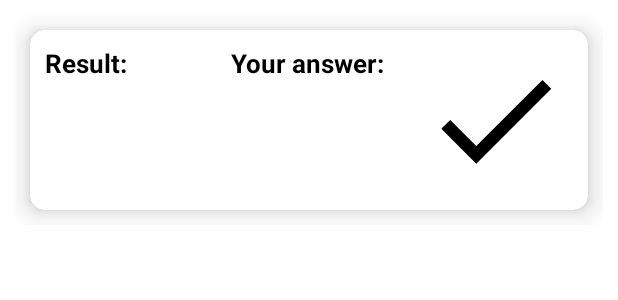
After one commit to thanhduong1002/LearnEnglish, an Android app: the layout detail_result_item.xml on its own in the app's theme, with its tools: preview values and no code run, on a phone screen of 412 x 824 dp. The commit adds this screen. Shown: the top 300 px of the screen. Run offline under Robolectric (Android 15) with nearby library versions, the phone set to English and light mode, and no system bars.

Commit message:
done view detail result

```diff
--- a/app/src/main/java/com/example/learnenglish/data/content/ContentDetailVocabulary.kt
+++ b/app/src/main/java/com/example/learnenglish/data/content/ContentDetailVocabulary.kt
@@ -261,7 +261,7 @@ class ContentDetailVocabulary {
             ),
             DetailVocabulary(
                 "facilitate",
-                "Làm cho thuận tiện, dễ dàng ",
+                "Làm cho thuận tiện, dễ dàng",
                 "/fə’siliteit/",
                 "The computer program made the scheduling of appointments facilitate.",
                 "Chương trình máy tính giúp việc sắp xếp các cuộc hẹn trở nên dễ dàng hơn.",
@@ -441,7 +441,7 @@ class ContentDetailVocabulary {
             ),
             DetailVocabulary(
                 "delicately",
-                "‹một cách› tinh tế, lịch thiệp, tế nhị ",
+                "‹một cách› tinh tế, lịch thiệp, tế nhị",
                 "/ˈdelɪkət/",
                 "The boss delicately asked about the health of his client.",
                 "Ông chủ tế nhị hỏi thăm sức khỏe của khách hàng.",
--- a/app/src/main/java/com/example/learnenglish/ui/adapters/AnswerAdapter.kt
+++ b/app/src/main/java/com/example/learnenglish/ui/adapters/AnswerAdapter.kt
@@ -55,6 +55,7 @@ class AnswerAdapter(private var listAnswers: List<String>, private val activity:
             }
 
             activity.setAnswer(listAnswers[selectedPosition])
+            activity.addNewAnswer(listAnswers[selectedPosition])
         }
     }
 }
--- a/app/src/main/java/com/example/learnenglish/ui/fragments/MultipleChoiceFragment.kt
+++ b/app/src/main/java/com/example/learnenglish/ui/fragments/MultipleChoiceFragment.kt
@@ -78,6 +78,7 @@ class MultipleChoiceFragment : Fragment() {
             val english = detailVocabularyViewModel.getEnglishByVietnamese(randomGroup[randomIndex])
 
             detailPracticeActivity.setQuestion(randomGroup[randomIndex])
+            detailPracticeActivity.addNewQuestion(english)
             detailPracticeActivity.setAnswer("")
 
             val spannable = highlightText(example, english, R.color.highlight)
--- a/app/src/main/java/com/example/learnenglish/ui/fragments/WordFillingFragment.kt
+++ b/app/src/main/java/com/example/learnenglish/ui/fragments/WordFillingFragment.kt
@@ -65,6 +65,7 @@ class WordFillingFragment : Fragment() {
             englishWord = detailVocabularyViewModel.getEnglishByVietnamese(vietnamese)
 
             detailPracticeActivity.setQuestion(englishWord)
+            detailPracticeActivity.addNewQuestion(englishWord)
 
             withContext(Dispatchers.Main) {
                 textViewQuestion.text = vietnamese
@@ -82,6 +83,7 @@ class WordFillingFragment : Fragment() {
             textViewSaved.visibility = View.VISIBLE
 
             detailPracticeActivity.setAnswer(editTextAnswer.text.toString())
+            detailPracticeActivity.addNewAnswer(editTextAnswer.text.toString())
         }
 
         constraintLayoutFilling.setOnClickListener {
--- /dev/null
+++ b/app/src/main/res/drawable/correct_icon.xml
@@ -0,0 +1,5 @@
+<vector android:height="24dp" android:tint="#000000"
+    android:viewportHeight="24" android:viewportWidth="24"
+    android:width="24dp" xmlns:android="http://schemas.android.com/apk/res/android">
+    <path android:fillColor="@android:color/white" android:pathData="M9,16.17L4.83,12l-1.42,1.41L9,19 21,7l-1.41,-1.41z"/>
+</vector>
--- /dev/null
+++ b/app/src/main/res/drawable/incorrect_icon.xml
@@ -0,0 +1,5 @@
+<vector android:height="24dp" android:tint="#000000"
+    android:viewportHeight="24" android:viewportWidth="24"
+    android:width="24dp" xmlns:android="http://schemas.android.com/apk/res/android">
+    <path android:fillColor="@android:color/white" android:pathData="M19,6.41L17.59,5 12,10.59 6.41,5 5,6.41 10.59,12 5,17.59 6.41,19 12,13.41 17.59,19 19,17.59 13.41,12z"/>
+</vector>
--- /dev/null
+++ b/app/src/main/res/layout/detail_result_item.xml
@@ -0,0 +1,87 @@
+<?xml version="1.0" encoding="utf-8"?>
+<androidx.constraintlayout.widget.ConstraintLayout xmlns:android="http://schemas.android.com/apk/res/android"
+    xmlns:app="http://schemas.android.com/apk/res-auto"
+    android:layout_width="match_parent"
+    android:layout_height="wrap_content"
+    android:layout_margin="@dimen/space_10dp">
+
+    <androidx.cardview.widget.CardView
+        android:id="@+id/cardDetail"
+        android:layout_width="match_parent"
+        android:layout_height="120dp"
+        android:layout_margin="@dimen/space_10dp"
+        app:cardCornerRadius="@dimen/space_10dp"
+        app:cardElevation="@dimen/space_10dp"
+        app:layout_constraintBottom_toBottomOf="parent"
+        app:layout_constraintEnd_toEndOf="parent"
+        app:layout_constraintStart_toStartOf="parent"
+        app:layout_constraintTop_toTopOf="parent">
+
+        <LinearLayout
+            android:layout_width="match_parent"
+            android:layout_height="match_parent"
+            android:orientation="horizontal">
+
+            <LinearLayout
+                android:layout_width="0dp"
+                android:layout_height="match_parent"
+                android:layout_weight="1"
+                android:padding="@dimen/space_10dp"
+                android:orientation="vertical">
+
+                <TextView
+                    android:layout_width="wrap_content"
+                    android:layout_height="wrap_content"
+                    android:text="@string/result"
+                    android:textColor="@color/black"
+                    android:textSize="17sp"
+                    android:textStyle="bold" />
+
+                <TextView
+                    android:id="@+id/textResult"
+                    android:layout_width="wrap_content"
+                    android:layout_height="wrap_content"
+                    android:textColor="@color/black"
+                    android:textSize="16sp" />
+
+            </LinearLayout>
+
+            <LinearLayout
+                android:layout_width="0dp"
+                android:layout_height="match_parent"
+                android:layout_weight="1"
+                android:padding="@dimen/space_10dp"
+                android:orientation="vertical">
+
+                <TextView
+                    android:layout_width="wrap_content"
+                    android:layout_height="wrap_content"
+                    android:text="@string/your_answer"
+                    android:textColor="@color/black"
+                    android:textSize="17sp"
+                    android:textStyle="bold" />
+
+                <TextView
+                    android:id="@+id/textAnswer"
+                    android:layout_width="wrap_content"
+                    android:layout_height="wrap_content"
+                    android:textColor="@color/black"
+                    android:textSize="16sp" />
+
+            </LinearLayout>
+
+            <ImageView
+                android:id="@+id/imageResult"
+                android:padding="@dimen/space_10dp"
+                android:layout_width="0dp"
+                android:layout_height="match_parent"
+                android:contentDescription="@string/image_result"
+                android:layout_weight="1"
+                android:src="@drawable/correct_icon" />
+
+        </LinearLayout>
+
+    </androidx.cardview.widget.CardView>
+
+
+</androidx.constraintlayout.widget.ConstraintLayout>
--- a/app/src/main/res/values/colors.xml
+++ b/app/src/main/res/values/colors.xml
@@ -6,4 +6,6 @@
     <color name="text">#442C2E</color>
     <color name="highlight">#FF9B82</color>
     <color name="selected">#EA7373</color>
+    <color name="green">#00A655</color>
+    <color name="red">#F22C3D</color>
 </resources>
--- a/app/src/main/res/values/dimens.xml
+++ b/app/src/main/res/values/dimens.xml
@@ -3,4 +3,5 @@
     <dimen name="space_10dp">10dp</dimen>
     <dimen name="space_15dp">15dp</dimen>
     <dimen name="space_35dp">35dp</dimen>
+    <dimen name="space_70dp">70dp</dimen>
 </resources>
--- a/app/src/main/res/values/strings.xml
+++ b/app/src/main/res/values/strings.xml
@@ -17,4 +17,7 @@
     <string name="view_detail_result">View detail result</string>
     <string name="back_to_practice">Back to Practice</string>
     <string name="saved">Saved</string>
+    <string name="result">Result:</string>
+    <string name="your_answer">Your answer:</string>
+    <string name="image_result">Image result</string>
 </resources>
```
Also changed, not shown: app/src/main/AndroidManifest.xml (+7 -0 lines), app/src/main/java/com/example/learnenglish/data/models/DetailResult.kt (added, +10 -0 lines), app/src/main/java/com/example/learnenglish/ui/activities/DetailPracticeActivity.kt (+17 -0 lines), app/src/main/java/com/example/learnenglish/ui/activities/ResultActivity.kt (+15 -1 lines), app/src/main/java/com/example/learnenglish/ui/activities/ViewDetailResultActivity.kt (added, +92 -0 lines), app/src/main/java/com/example/learnenglish/ui/activities/YourAnswerActivity.kt (added, +12 -0 lines), app/src/main/java/com/example/learnenglish/ui/adapters/DetailResultAdapter.kt (added, +68 -0 lines), app/src/main/res/layout/activity_view_detail_result.xml (added, +18 -0 lines), app/src/main/res/layout/activity_your_answer.xml (added, +9 -0 lines).
